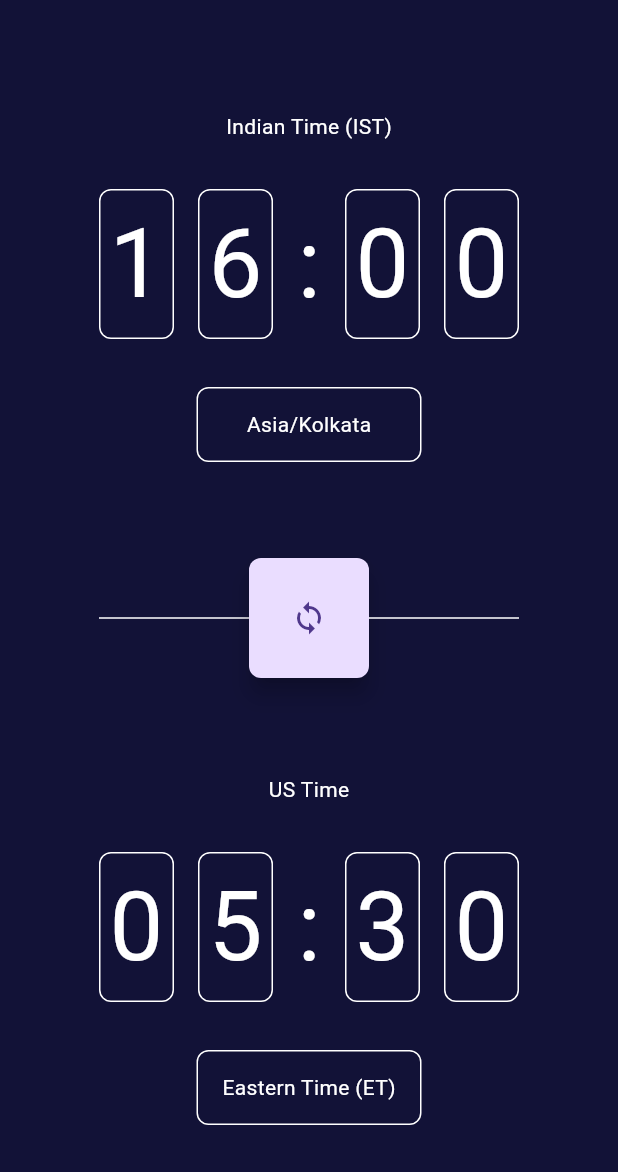
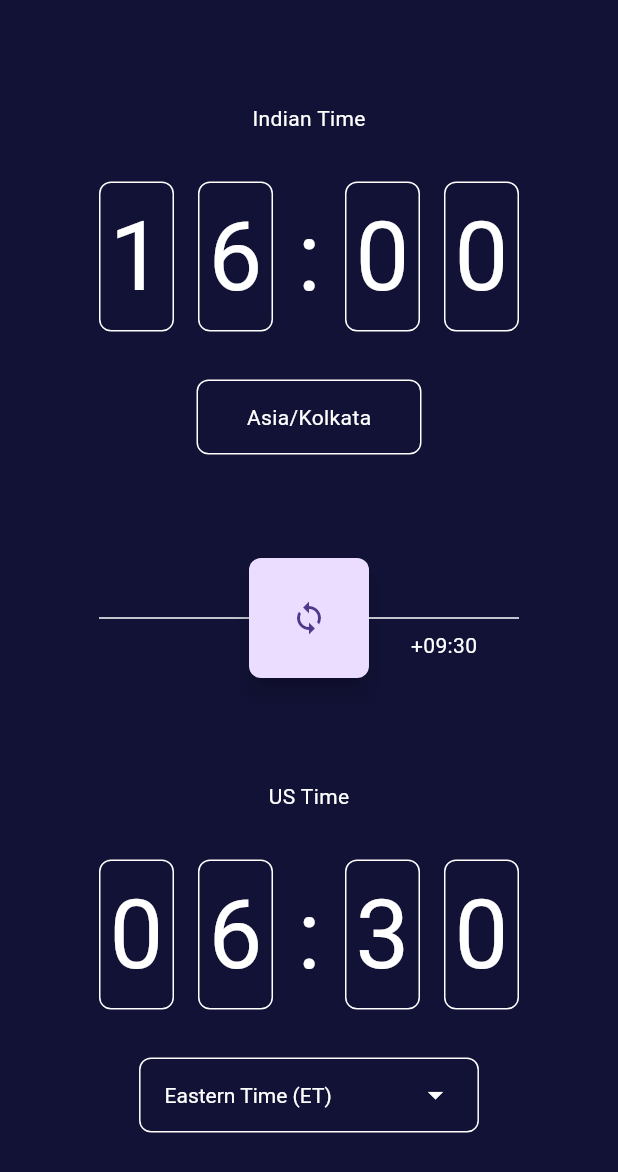
Before and after one commit to curiouslumber/ist_us_converter, a Flutter app: the screen it shows after launch, after a tap on the "sync" icon, on a phone screen of 412 x 824 dp. Shown: the top 1172 px of the screen. Run offline on Flutter 3.47's test engine with Material 3 defaults, Android fonts, the phone set to English and light mode, and no system bars; our stand-ins replace get, timezone.

Commit message:
added multiple timezones

```diff
--- a/lib/controller/time_controller.dart
+++ b/lib/controller/time_controller.dart
@@ -1,30 +1,73 @@
 import 'package:get/get.dart';
+import 'package:intl/intl.dart';
 
 class TimeController extends GetxController {
   RxString istTime = "00:00".obs;
   RxString usTime = "00:00".obs;
 
-  static var timeZones = {
-    "IST": ["Asia/Kolkata", "+", 5, 30],
-    "ET": ["America/New_York", "-", 4, 0],
-  };
+  RxString selectedTimeZone = "ET".obs;
+
+  Map<String, List<Object>> get timeZones => {
+        "ET": ["Eastern Time (ET)", "-", 4, 0],
+        "EDT": ["Eastern Daylight Time (EDT)", "-", 4, 30],
+        "CT": ["Central Time (CT)", "-", 6, 0],
+        "CDT": ["Central Daylight Time (CDT)", "-", 5, 30],
+        "MT": ["Mountain Time (MT)", "-", 7, 0],
+        "MDT": ["Mountain Daylight Time (MDT)", "-", 6, 30],
+        "PT": ["Pacific Time (PT)", "-", 8, 0],
+        "PDT": ["Pacific Daylight Time (PDT)", "-", 7, 30],
+        "AKT": ["Alaska Time (AKT)", "-", 9, 0],
+        "AKDT": ["Alaska Daylight Time (AKDT)", "-", 8, 30],
+        "HST": ["Hawaii-Aleutian Standard Time (HST)", "+", 10, 0],
+        "HDT": ["Hawaii-Aleutian Daylight Time (HDT)", "+", 9, 30],
+        "AT": ["Atlantic Time (AT)", "-", 3, 0],
+        "ADT": ["Atlantic Daylight Time (ADT)", "-", 2, 30],
+      };
 
   init() {
-    syncTime();
+    syncTime("IST", "ET");
   }
 
-  void syncTime() {
+  void syncTime(String sourceTime, String destTime) {
     // Get UTC Time
     final utcTimeRaw = DateTime.now().toUtc();
 
-    // Get IST Time by adding 5 hours 30 minutes
-    final istTimeRaw =
-        utcTimeRaw.add(const Duration(hours: 5, minutes: 30)).toIso8601String();
-    istTime.value = istTimeRaw.substring(11, 16);
+    // Get IST Time
+    final istTimeRaw = utcTimeRaw.add(Duration(hours: 5, minutes: 30));
 
-    // Get US Time by adding 4 hours
-    final usTimeRaw =
-        utcTimeRaw.subtract(const Duration(hours: 5)).toIso8601String();
-    usTime.value = usTimeRaw.substring(11, 16);
+    istTime.value = istTimeRaw.toIso8601String().substring(11, 16);
+
+    // Get dest time
+    final destTimeRawList = timeZones[destTime];
+
+    DateTime destTimeRaw = utcTimeRaw;
+    if (destTimeRawList != null) {
+      if (destTimeRawList[1] == "+") {
+        destTimeRaw = utcTimeRaw.add(Duration(
+            hours: int.parse(destTimeRawList[2].toString()),
+            minutes: int.parse(destTimeRawList[3].toString())));
+      } else if (destTimeRawList[1] == "-") {
+        destTimeRaw = utcTimeRaw.subtract(Duration(
+            hours: int.parse(destTimeRawList[2].toString()),
+            minutes: int.parse(destTimeRawList[3].toString())));
+      }
+    }
+
+    usTime.value = destTimeRaw.toIso8601String().substring(11, 16);
+  }
+
+  String get timeDifference {
+    try {
+      DateFormat format = DateFormat("HH:mm");
+
+      DateTime istDateTime = format.parse(istTime.value);
+      DateTime usDateTime = format.parse(usTime.value);
+
+      Duration difference = istDateTime.difference(usDateTime);
+
+      return "${difference > Duration.zero ? "+" : "-"}${difference.inHours.abs().toString().padLeft(2, '0')}:${(difference.inMinutes.abs() % 60).toString().padLeft(2, '0')}";
+    } catch (e) {
+      return "Invalid Time";
+    }
   }
 }
--- a/lib/home.dart
+++ b/lib/home.dart
@@ -15,7 +15,7 @@ class _HomeState extends State<Home> {
   @override
   void initState() {
     super.initState();
-    timeController.syncTime();
+    timeController.syncTime("IST", "ET");
   }
 
   @override
@@ -23,9 +23,8 @@ class _HomeState extends State<Home> {
     return Container(
       alignment: Alignment.center,
       child: Column(
-        mainAxisAlignment: MainAxisAlignment.center,
+        mainAxisAlignment: MainAxisAlignment.spaceEvenly,
         crossAxisAlignment: CrossAxisAlignment.center,
-        spacing: 64.0,
         children: [
           Column(
             mainAxisAlignment: MainAxisAlignment.center,
@@ -34,7 +33,7 @@ class _HomeState extends State<Home> {
               Container(
                 alignment: Alignment.bottomCenter,
                 child: Text(
-                  'Indian Time (IST)',
+                  'Indian Time',
                   style: TextStyle(color: Colors.white),
                 ),
               ),
@@ -115,7 +114,7 @@ class _HomeState extends State<Home> {
                       borderRadius: BorderRadius.circular(8.0),
                       border: Border.all(color: Colors.white, width: 1)),
                   child: Text(
-                    'Asia/Kolkata',
+                    "Asia/Kolkata",
                     style: TextStyle(color: Colors.white),
                   ))
             ],
@@ -134,7 +133,8 @@ class _HomeState extends State<Home> {
                 width: 80,
                 child: FloatingActionButton(
                   onPressed: () {
-                    timeController.syncTime();
+                    timeController.syncTime(
+                        "IST", timeController.selectedTimeZone.value);
                   },
                   shape: RoundedRectangleBorder(
                     borderRadius: BorderRadius.circular(8.0),
@@ -142,10 +142,24 @@ class _HomeState extends State<Home> {
                   child: Icon(Icons.sync),
                 ),
               ),
+              Column(
+                spacing: 8.0,
+                children: [
+                  SizedBox(
+                    height: 20,
+                  ),
                   Container(
                     width: 100,
                     height: 1,
                     decoration: BoxDecoration(color: Colors.white),
+                  ),
+                  Obx(
+                    () => Text(
+                      timeController.timeDifference,
+                      style: TextStyle(color: Colors.white),
+                    ),
+                  ),
+                ],
               ),
             ],
           ),
@@ -233,15 +247,37 @@ class _HomeState extends State<Home> {
               ),
               Container(
                 height: 50,
-                  width: 150,
-                  alignment: Alignment.center,
+                width: context.width * 0.55,
                 decoration: BoxDecoration(
                     borderRadius: BorderRadius.circular(8.0),
                     border: Border.all(color: Colors.white, width: 1)),
+                child: Obx(
+                  () => DropdownButton(
+                    menuMaxHeight: context.height * 0.4,
+                    dropdownColor: Color(0xFF121237),
+                    iconEnabledColor: Colors.white,
+                    style: TextStyle(color: Colors.white),
+                    value: timeController.selectedTimeZone.value,
+                    padding: EdgeInsets.symmetric(horizontal: 16.0),
+                    isExpanded: true,
+                    underline: Container(),
+                    items: timeController.timeZones.entries
+                        .map((e) => DropdownMenuItem(
+                              value: e.key,
                               child: Text(
-                    'Eastern Time (ET)',
-                    style: TextStyle(color: Colors.white),
+                                e.value.elementAt(0).toString(),
+                                overflow: TextOverflow.clip,
+                                maxLines: 1,
+                              ),
                             ))
+                        .toList(),
+                    onChanged: (value) {
+                      timeController.selectedTimeZone.value = value!;
+                      timeController.syncTime("IST", value);
+                    },
+                  ),
+                ),
+              )
             ],
           ),
         ],
--- a/pubspec.yaml
+++ b/pubspec.yaml
@@ -11,8 +11,9 @@ dependencies:
   cupertino_icons: ^1.0.8
   flutter:
     sdk: flutter
+  get: ^4.6.6
+  intl: ^0.20.2
   timezone: ^0.10.0
-  get: ^4.6.6
 
 dev_dependencies:
   flutter_lints: ^5.0.0
```
Also changed, not shown: pubspec.lock, 40 other files. Lines whose indentation alone changed are shown as unchanged.
